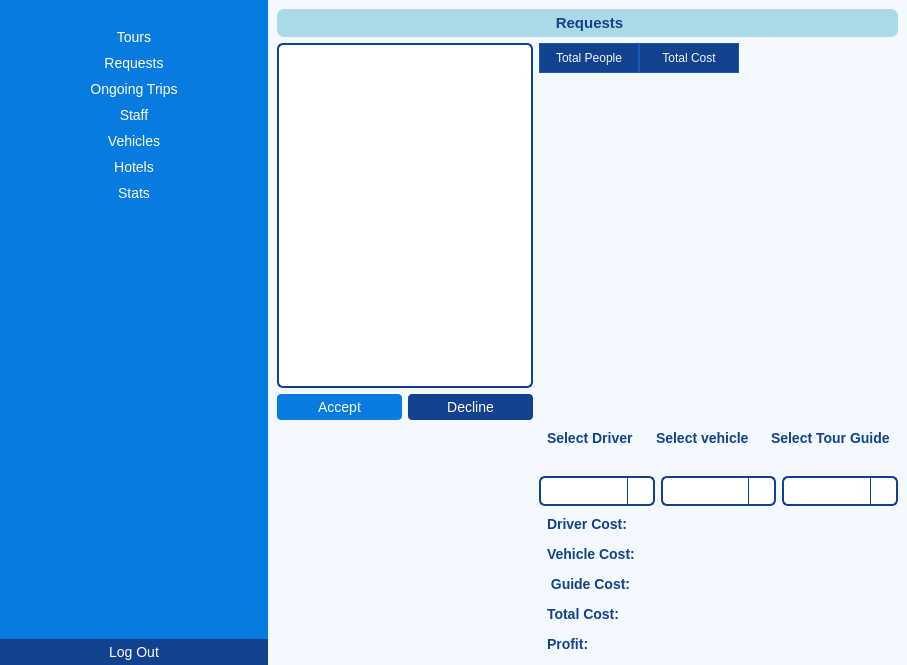
Old version of the form ui/admin.ui in the repository Dimalko/telo2.
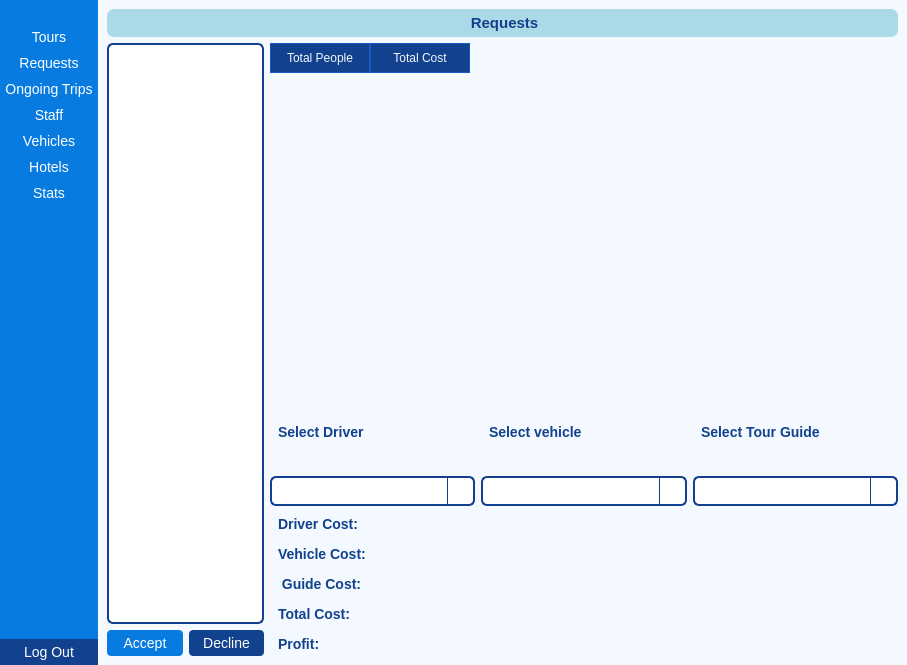
New version of the form. The open tabs and pages were chosen to show the change. Icons and pictures are not drawn.

The edit to the form file:
```diff
--- a/ui/admin.ui
+++ b/ui/admin.ui
@@ -92,7 +92,7 @@
    <property name="styleSheet">
     <string notr="true"/>
    </property>
-   <layout class="QHBoxLayout" name="horizontalLayout" stretch="1,0">
+   <layout class="QHBoxLayout" name="horizontalLayout" stretch="1,9">
     <property name="spacing">
      <number>0</number>
     </property>
@@ -376,7 +376,7 @@
        <string notr="true">background-color: rgb(243, 249, 254);</string>
       </property>
       <property name="currentIndex">
-       <number>1</number>
+       <number>0</number>
       </property>
       <widget class="QWidget" name="homePage">
        <layout class="QGridLayout" name="gridLayout">
@@ -542,7 +542,7 @@
        </layout>
       </widget>
       <widget class="QWidget" name="requestPage">
-       <layout class="QGridLayout" name="gridLayout_8" columnstretch="2,0">
+       <layout class="QGridLayout" name="gridLayout_8" columnstretch="2,8">
         <item row="9" column="1">
          <widget class="QLabel" name="totalCostLabel">
           <property name="text">
@@ -746,7 +746,7 @@
           </property>
          </spacer>
         </item>
-        <item row="1" column="0">
+        <item row="1" column="0" rowspan="10">
          <layout class="QVBoxLayout" name="verticalLayout_2">
           <property name="leftMargin">
            <number>0</number>
```
